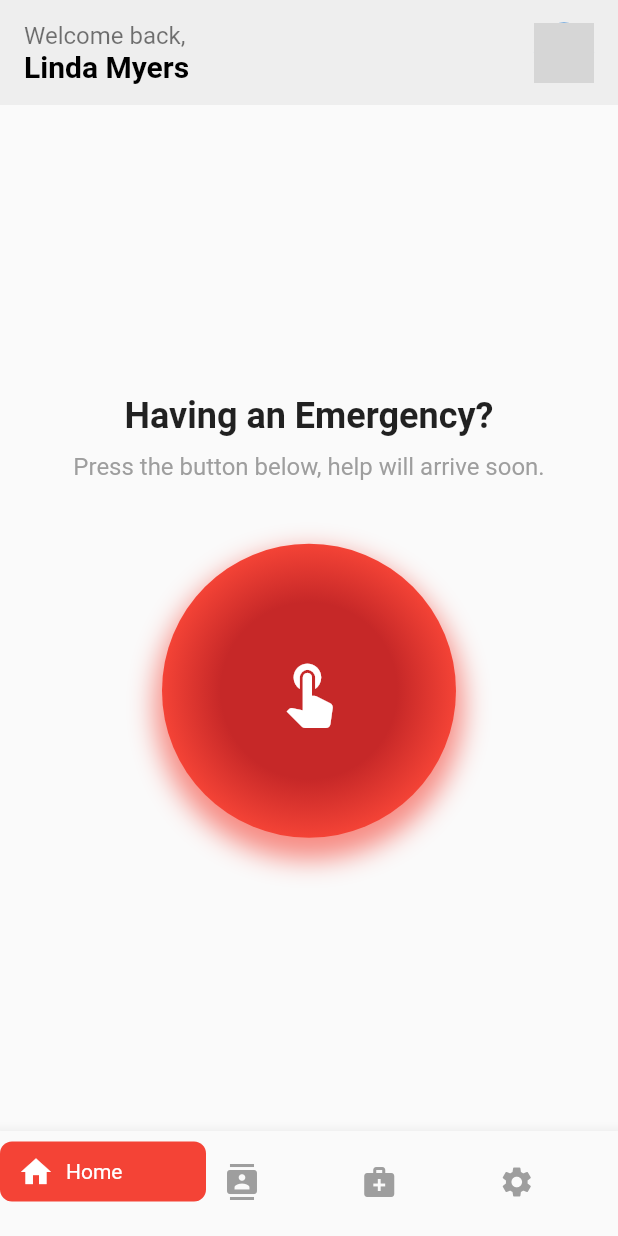
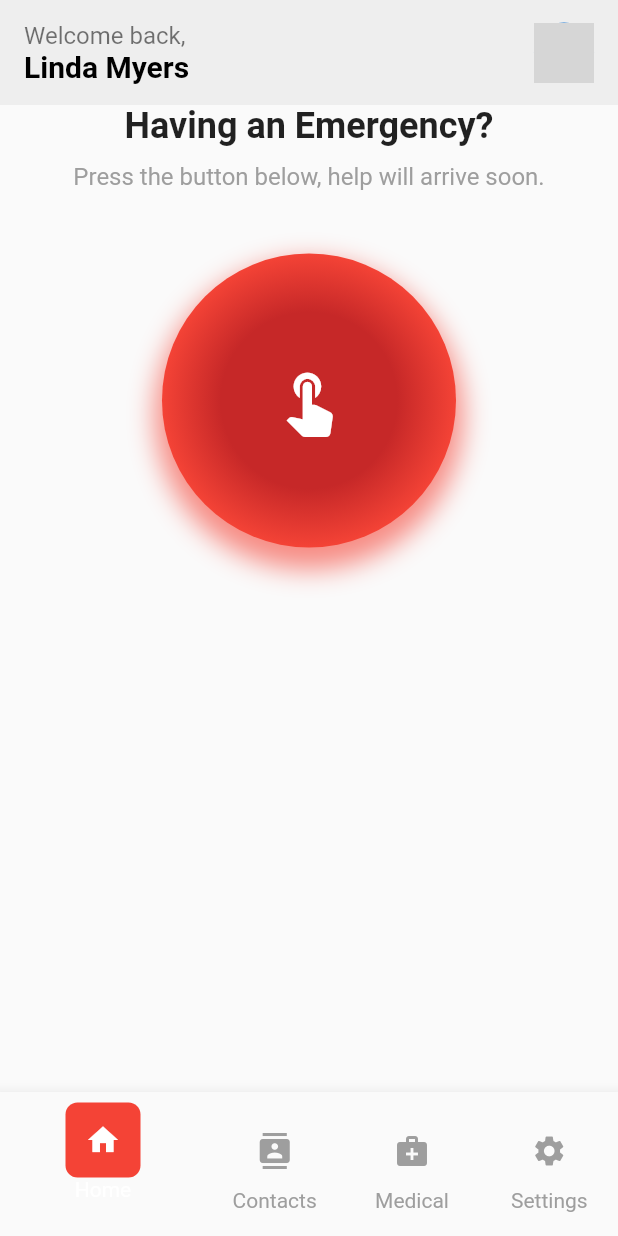
Before and after one commit to Mostafa-Mohamed4932/caremergencyswiftresponse, a Flutter app: the EmergencyHomeScreen screen opened by its route, on a phone screen of 412 x 824 dp. Run offline on Flutter 3.47's test engine with Material 2 defaults, Android fonts, the phone set to English and light mode, and no system bars; our stand-ins replace firebase_core; accounts and stored records are empty; network calls fail; grey boxes are pictures that could not be loaded.

Commit message:
Bottom nav bar text adjustment (overflow issue)

```diff
--- a/lib/home_screen.dart
+++ b/lib/home_screen.dart
@@ -57,13 +57,15 @@ class _EmergencyHomeScreenState extends State<EmergencyHomeScreen> with SingleTi
               mainAxisAlignment: MainAxisAlignment.spaceBetween,
               crossAxisAlignment: CrossAxisAlignment.center,
               children: [
-                Column(
+                Flexible(
+                  child: Column(
                     mainAxisAlignment: MainAxisAlignment.center,
                     crossAxisAlignment: CrossAxisAlignment.start,
                     children: [
                       Text('Welcome back,', style: TextStyle(fontSize: 16, color: Colors.black54)),
                       Text('Linda Myers', style: TextStyle(fontSize: 20, color: Colors.black, fontWeight: FontWeight.bold)),
                     ],
+                  ),
                 ),
                 CircleAvatar(
                   backgroundImage: NetworkImage('https://example.com/profile_picture.png'),
@@ -78,6 +80,12 @@ class _EmergencyHomeScreenState extends State<EmergencyHomeScreen> with SingleTi
         ),
       ),
       body: Center(
+        child: LayoutBuilder(
+          builder: (context, constraints) {
+            return SingleChildScrollView(
+              child: ConstrainedBox(
+                constraints: BoxConstraints(minHeight: constraints.maxHeight),
+                child: IntrinsicHeight(
                   child: Column(
                     mainAxisAlignment: MainAxisAlignment.center,
                     children: [
@@ -131,7 +139,13 @@ class _EmergencyHomeScreenState extends State<EmergencyHomeScreen> with SingleTi
                           ),
                         ),
                       ),
+                      Spacer(),
                     ],
+                  ),
+                ),
+              ),
+            );
+          },
         ),
       ),
       bottomNavigationBar: CustomBottomNavBar(
@@ -141,3 +155,52 @@ class _EmergencyHomeScreenState extends State<EmergencyHomeScreen> with SingleTi
     );
   }
 }
+
+// In your CustomBottomNavBar (from main.dart):
+class CustomBottomNavBar extends StatelessWidget {
+  final int selectedIndex;
+  final ValueChanged<int> onItemTapped;
+
+  const CustomBottomNavBar({
+    required this.selectedIndex,
+    required this.onItemTapped,
+  });
+
+  @override
+  Widget build(BuildContext context) {
+    return BottomNavigationBar(
+      items: <BottomNavigationBarItem>[
+        _buildNavBarItem(Icons.home, "Home", selectedIndex == 0),
+        _buildNavBarItem(Icons.contacts, "Contacts", selectedIndex == 1),
+        _buildNavBarItem(Icons.medical_services, "Medical", selectedIndex == 2),
+        _buildNavBarItem(Icons.settings, "Settings", selectedIndex == 3),
+      ],
+      currentIndex: selectedIndex,
+      onTap: onItemTapped,
+      backgroundColor: Colors.transparent,
+    );
+  }
+
+  BottomNavigationBarItem _buildNavBarItem(IconData icon, String label, bool isSelected) {
+    return BottomNavigationBarItem(
+      icon: Column(
+        children: [
+          Container(
+            width: 50, // Adjusted width for the red square box
+            height: 50,
+            decoration: BoxDecoration(
+              color: isSelected ? Colors.red : Colors.transparent,
+              borderRadius: BorderRadius.circular(8),
+            ),
+            child: Icon(icon, color: isSelected ? Colors.white : Colors.grey),
+          ),
+          Text(
+            label,
+            style: TextStyle(color: isSelected ? Colors.white : Colors.grey),
+          ),
+        ],
+      ),
+      label: '',
+    );
+  }
+}
```
Lines whose indentation alone changed are shown as unchanged.
